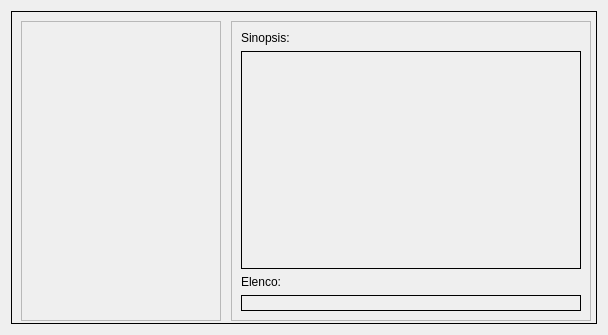
EdgardoDanielSoto/buscador-de-peliculas, file ui/segunda_ventana.ui: the form before one commit.
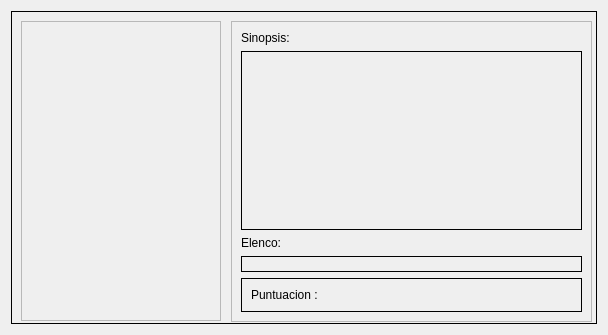
The form after the commit.

Commit message: resultado busqueda puntuacion segunda ventana

```diff
--- a/ui/segunda_ventana.ui
+++ b/ui/segunda_ventana.ui
@@ -86,8 +86,8 @@
        <rect>
         <x>220</x>
         <y>10</y>
-        <width>360</width>
-        <height>300</height>
+        <width>361</width>
+        <height>301</height>
        </rect>
       </property>
       <property name="frameShape">
@@ -140,6 +140,32 @@
          </property>
         </widget>
        </item>
+       <item>
+        <widget class="QFrame" name="frame">
+         <property name="frameShape">
+          <enum>QFrame::Shape::Box</enum>
+         </property>
+         <property name="frameShadow">
+          <enum>QFrame::Shadow::Plain</enum>
+         </property>
+         <layout class="QHBoxLayout" name="horizontalLayout">
+          <item>
+           <widget class="QLabel" name="encabezado_puntuacion">
+            <property name="text">
+             <string>Puntuacion : </string>
+            </property>
+           </widget>
+          </item>
+          <item>
+           <widget class="QLabel" name="puntuacion">
+            <property name="text">
+             <string/>
+            </property>
+           </widget>
+          </item>
+         </layout>
+        </widget>
+       </item>
       </layout>
      </widget>
     </widget>
```
The commit also changes 4 other files.
